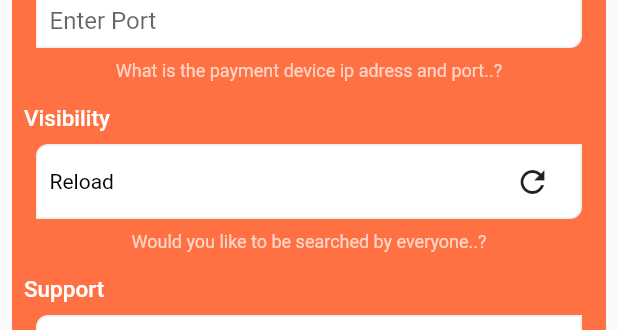
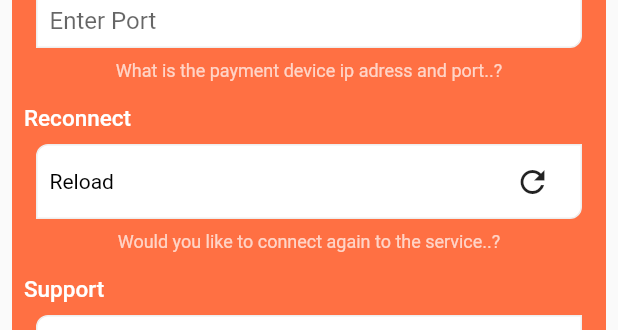
Before and after one commit to pranavkapoorr/I-Pos, a Flutter app: the Settings widget shown alone on an empty page, opened directly, after a tap on the "refresh" icon, on a phone screen of 412 x 824 dp. Shown: the part 381-711 px from the top of the screen. Run offline on Flutter 3.47's test engine with Material 2 defaults, Android fonts, the phone set to English and light mode, and no system bars; our stand-ins replace shared_preferences; accounts and stored records are empty; statements that could not run were skipped.

Commit message:
settings

```diff
--- a/lib/views/mpos_home.dart
+++ b/lib/views/mpos_home.dart
@@ -36,7 +36,7 @@ class _MposHomeState extends State<MposHome>{
     print("lodaded ip nd port : $sIp and $sPort");
     _children = [
     new MposFunctions(),
-    new Settings(sIp: sIp,sPort: sPort,)
+    new Settings(sIp: sIp,sPort: sPort,pIp: pIp,pPort: pPort,)
     ];
     setState(() {
       //to change ui if sip sport already there
--- a/lib/views/settings.dart
+++ b/lib/views/settings.dart
@@ -1,4 +1,5 @@
 
+import 'package:altapay_link_mpos/utils/tcp.dart';
 import 'package:flutter/material.dart';
 
 class Settings extends StatefulWidget{
@@ -17,9 +18,14 @@ class _SettingsState extends State<Settings>{
 
       sipCtrl = new TextEditingController();
       sportCtrl = new TextEditingController();
+      pipCtrl = new TextEditingController();
+      pportCtrl = new TextEditingController();
       sipCtrl.text = widget.sIp;
       sportCtrl.text = widget.sPort;
-
+      if(widget.pPort != null && widget.pIp != null){
+        pipCtrl.text = widget.pIp;
+        pportCtrl.text = widget.pPort;
+      }
 
     super.initState();
   }
@@ -28,6 +34,10 @@ class _SettingsState extends State<Settings>{
 
   @override
   void dispose() {
+    sipCtrl.dispose();
+    sportCtrl.dispose();
+    pipCtrl.dispose();
+    pportCtrl.dispose();
     super.dispose();
   }
 
@@ -119,7 +129,7 @@ class _SettingsState extends State<Settings>{
                   padding: const EdgeInsets.all(8.0),
                   child: Column(
                     children: <Widget>[
-                      Align(alignment: Alignment.topLeft,child: Text("Visibility",style: TextStyle(color:Colors.white,fontSize: 15.0,fontWeight: FontWeight.w500),)),
+                      Align(alignment: Alignment.topLeft,child: Text("Reconnect",style: TextStyle(color:Colors.white,fontSize: 15.0,fontWeight: FontWeight.w500),)),
                       Padding(
                         padding: const EdgeInsets.all(8.0),
                         child: Column(
@@ -134,7 +144,9 @@ class _SettingsState extends State<Settings>{
                                   mainAxisAlignment: MainAxisAlignment.spaceBetween,
                                   children: <Widget>[
                                     Text("Reload",style: TextStyle(color: Colors.black,fontSize: 14.0,fontWeight: FontWeight.normal)),
-                                    IconButton(icon: Icon(Icons.refresh), onPressed: (){})
+                                    IconButton(icon: Icon(Icons.refresh), onPressed: (){
+                                      connection.connect(sipCtrl.text, int.parse(sportCtrl.text));
+                                    })
                                   ],
                                 ),
                               ),
@@ -142,7 +154,7 @@ class _SettingsState extends State<Settings>{
                           ],
                         ),
                       ),
-                      Text("Would you like to be searched by everyone..?",style: TextStyle(color: Colors.white70,fontSize: 12.0))
+                      Text("Would you like to connect again to the service..?",style: TextStyle(color: Colors.white70,fontSize: 12.0))
                     ],
                   ),
                 ),
```
